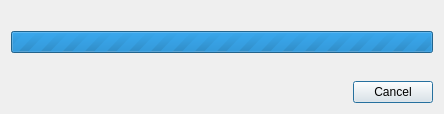
horsicq/x64dbg-Plugin-Manager, file gui_source/dialoggetfilefromserverprocess.ui: the form before one commit.
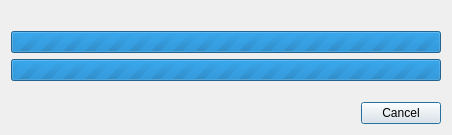
The form after the commit.

Diff of the .ui file:
```diff
--- a/gui_source/dialoggetfilefromserverprocess.ui
+++ b/gui_source/dialoggetfilefromserverprocess.ui
@@ -6,8 +6,8 @@
    <rect>
     <x>0</x>
     <y>0</y>
-    <width>444</width>
-    <height>114</height>
+    <width>452</width>
+    <height>135</height>
    </rect>
   </property>
   <property name="windowTitle">
@@ -37,6 +37,19 @@
      </property>
     </widget>
    </item>
+   <item>
+    <widget class="QProgressBar" name="progressBarBytes">
+     <property name="maximum">
+      <number>0</number>
+     </property>
+     <property name="value">
+      <number>0</number>
+     </property>
+     <property name="alignment">
+      <set>Qt::AlignCenter</set>
+     </property>
+    </widget>
+   </item>
    <item>
     <spacer name="verticalSpacer">
      <property name="orientation">
```
